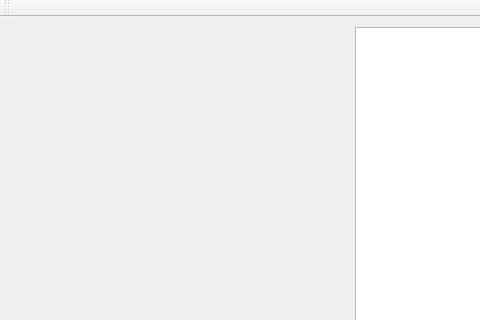
The window that TheSpritening/mainwindow.ui (pdarragh/PixelPeople) describes before a commit, drawn with Qt 5; both pictures show x 0 to 480 and y 0 to 320 of the 857 by 539 pixel window.
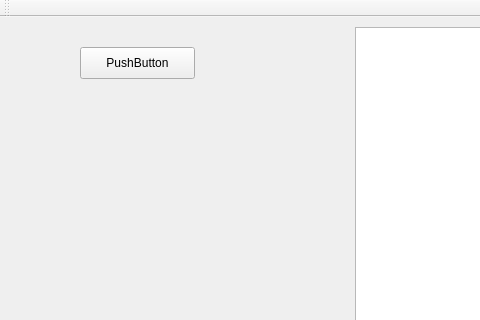
The same window after the commit.

Commit message:
added full preview window
Added a window that will appear to display the full-sized sprite
preview. Also added a free sheet of toolbar icons to new resources file.

```diff
--- a/TheSpritening/mainwindow.ui
+++ b/TheSpritening/mainwindow.ui
@@ -24,6 +24,19 @@
      </rect>
     </property>
    </widget>
+   <widget class="QPushButton" name="pushButton">
+    <property name="geometry">
+     <rect>
+      <x>80</x>
+      <y>30</y>
+      <width>115</width>
+      <height>32</height>
+     </rect>
+    </property>
+    <property name="text">
+     <string>PushButton</string>
+    </property>
+   </widget>
   </widget>
   <widget class="QMenuBar" name="menuBar">
    <property name="geometry">
```
The commit also changes 7 other files.
